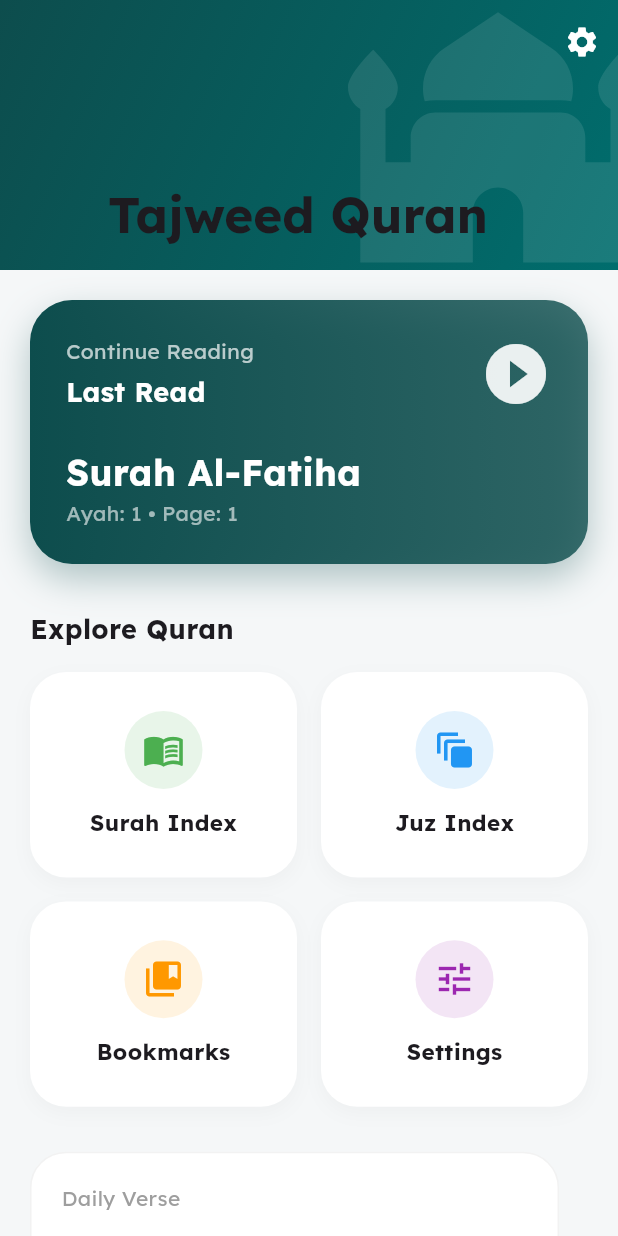
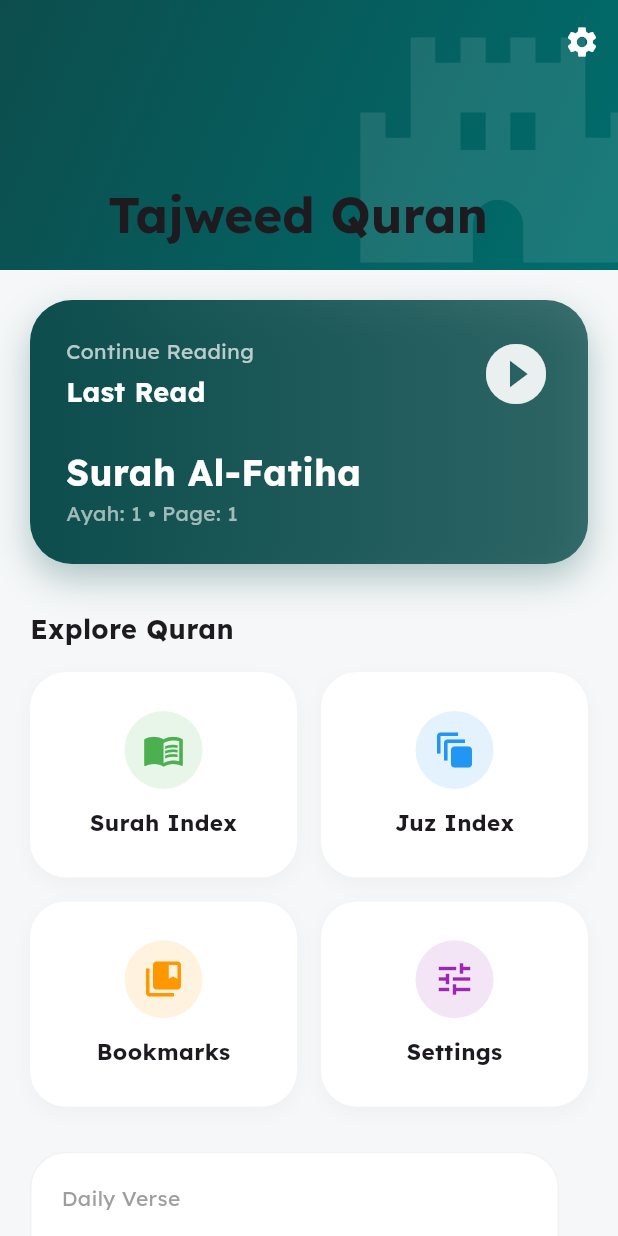
Before and after one commit to talibafridi97-source/Quran-Tajweed-app, a Flutter app: the screen it shows after launch, on a phone screen of 412 x 824 dp. Run offline on Flutter 3.47's test engine with Material 3 defaults, Android fonts, the phone set to English and light mode, and no system bars; our stand-ins replace google_fonts, shared_preferences.

Commit message:
Fix: Minor UI adjustments and naming consistency

```diff
--- a/lib/core/constants/constants.dart
+++ b/lib/core/constants/constants.dart
@@ -18,6 +18,6 @@ class AppConstants {
   static const String bookmarksKey = 'bookmarks';
   // Fonts
   static const String uthmaniFont = 'Uthmani';
-  static const String urduFont = 'JameelNoori';
+  static const String urduFont = 'Urdu';
   static const String kitabFont = 'Kitab';
 }
--- a/lib/screens/home/home_screen.dart
+++ b/lib/screens/home/home_screen.dart
@@ -10,7 +10,6 @@ class HomeScreen extends StatelessWidget {
   @override
   Widget build(BuildContext context) {
     final quranProvider = context.watch<QuranProvider>();
-    final colorScheme = Theme.of(context).colorScheme;
 
     return Scaffold(
       body: CustomScrollView(
@@ -34,7 +33,7 @@ class HomeScreen extends StatelessWidget {
                     Positioned(
                       right: -20,
                       bottom: -20,
-                      child: Icon(Icons.mosque, size: 200, color: Colors.white10),
+                      child: Icon(Icons.castle, size: 200, color: Colors.white10),
                     ),
                   ],
                 ),
--- a/pubspec.yaml
+++ b/pubspec.yaml
@@ -51,9 +51,9 @@ dev_dependencies:
 flutter:
   uses-material-design: true
 
-  assets:
-    - assets/images/
-    - assets/fonts/
+  # assets:
+  #   - assets/images/
+  #   - assets/fonts/
 
   fonts:
     - family: Urdu
```
